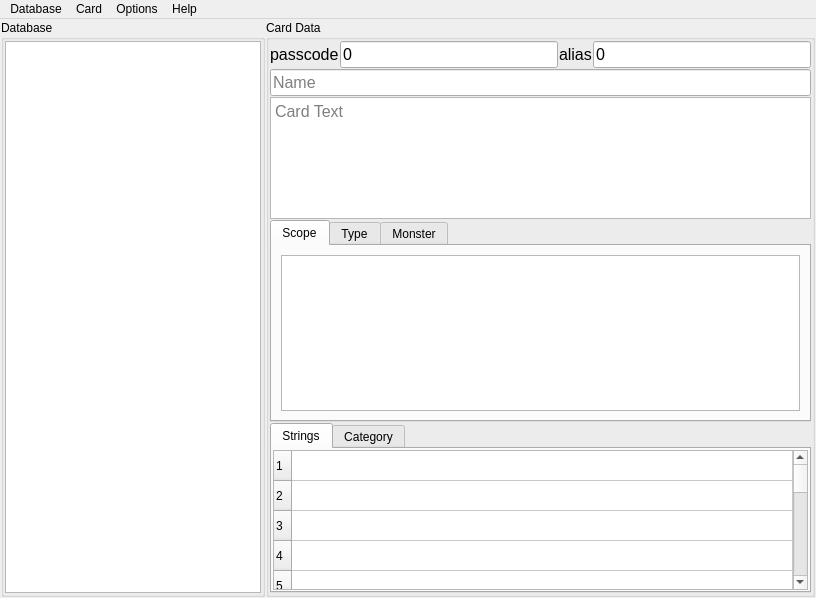
Old version of the form src/gui/main_window.ui in the repository ProjectIgnis/Datacorn.
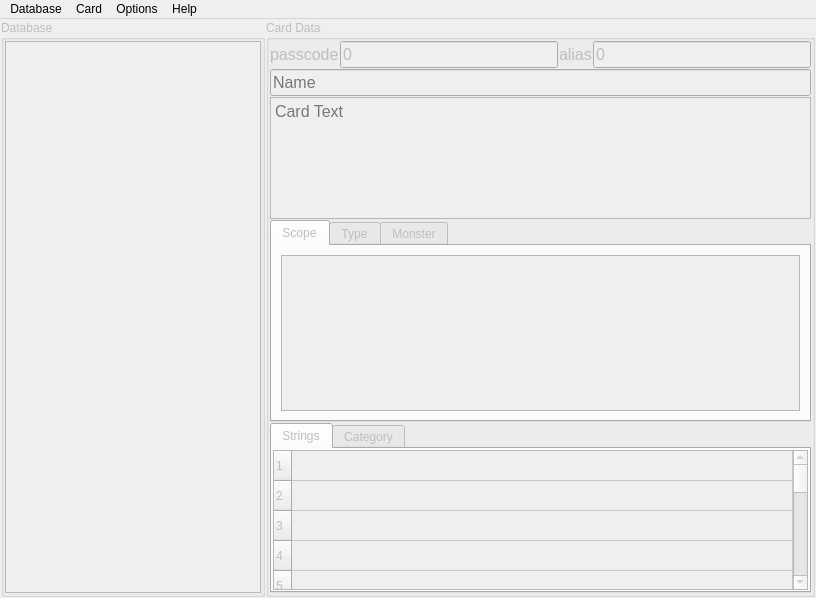
New version of the form. The open tabs and pages were chosen to show the change. Icons and pictures are not drawn.

Commit message: conditionally enable and disable edit widgets based on db being opened or not

```diff
--- a/src/gui/main_window.ui
+++ b/src/gui/main_window.ui
@@ -38,7 +38,10 @@
      <number>1</number>
     </property>
     <item>
-     <widget class="QGroupBox" name="groupBox">
+     <widget class="QGroupBox" name="dbGroup">
+      <property name="enabled">
+       <bool>false</bool>
+      </property>
       <property name="title">
        <string>Database</string>
       </property>
@@ -84,7 +87,10 @@
      </widget>
     </item>
     <item>
-     <widget class="QGroupBox" name="groupBox_2">
+     <widget class="QGroupBox" name="cardGroup">
+      <property name="enabled">
+       <bool>false</bool>
+      </property>
       <property name="title">
        <string>Card Data</string>
       </property>
```
Left out of the diff: 8 changed lines with no effect on the pictures. The commit also changes 2 other files.
